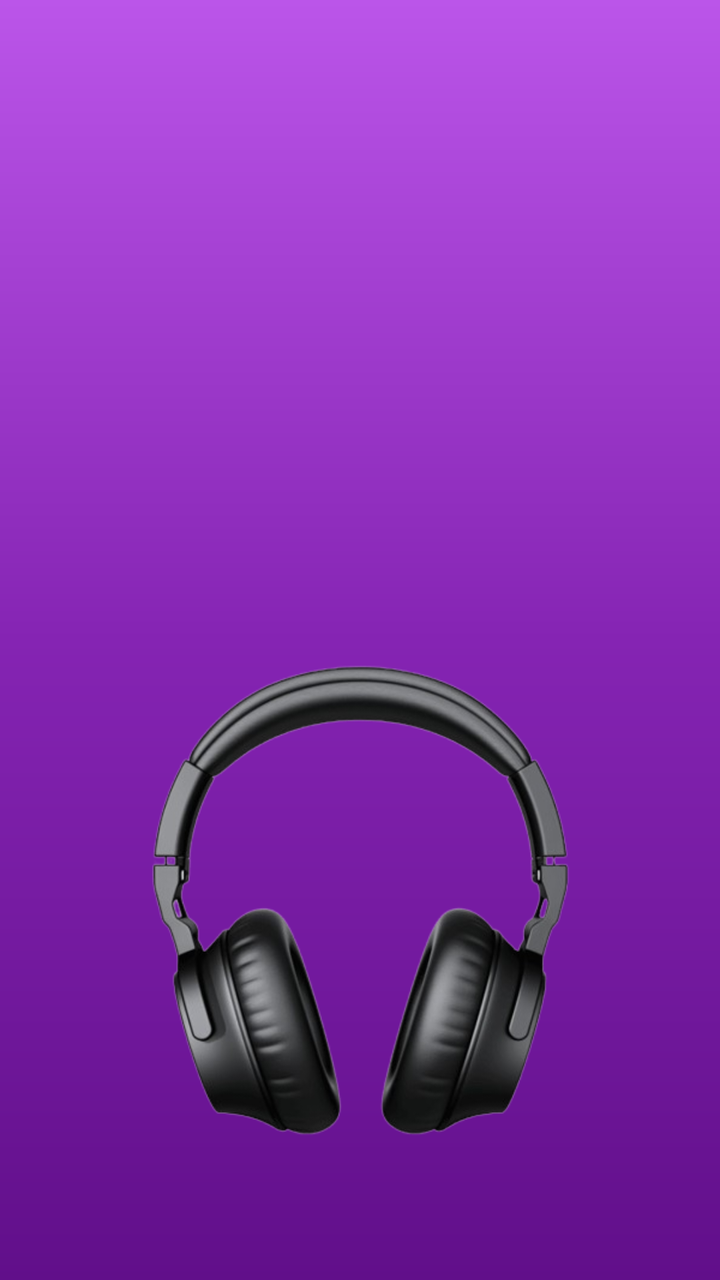
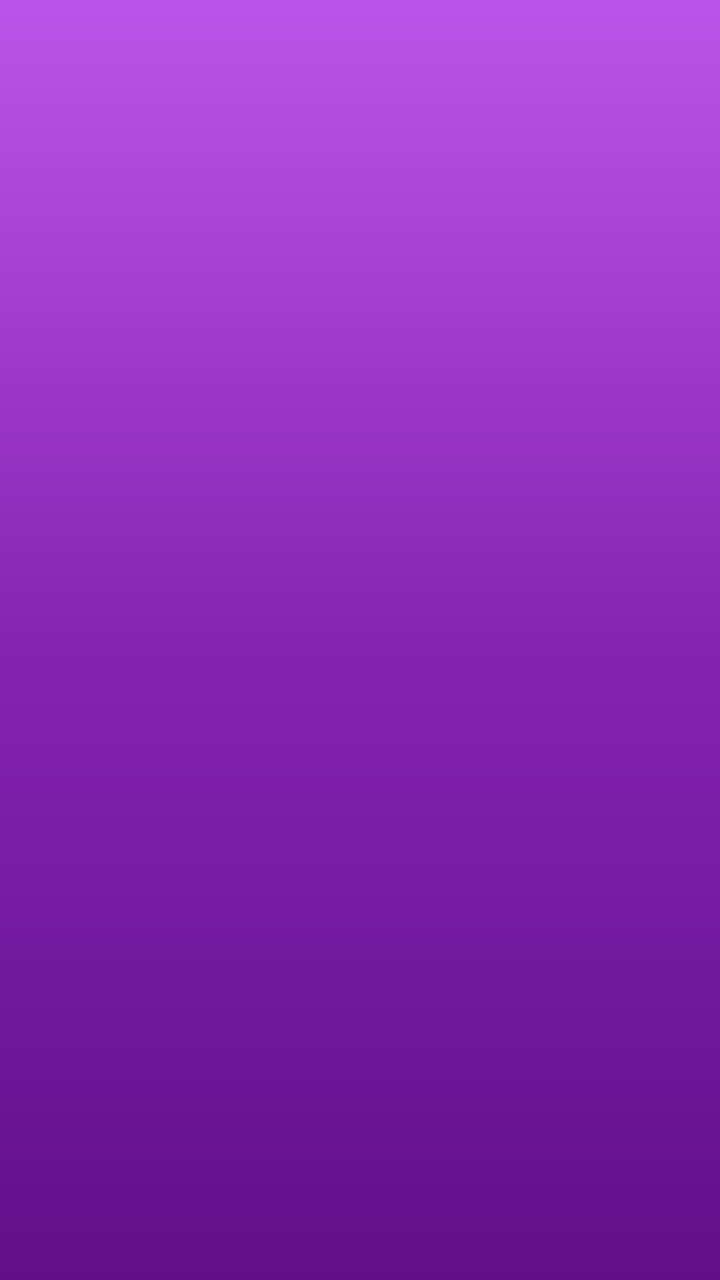

An Android layout rendered at two revisions. The XML below is the earlier revision; the diff shows what the commit changed to produce the second picture.
<!-- AndroidManifest.xml: application theme Theme.LogSignJavaDB -->
<!-- res/layout/activity_splash_screen.xml -->
<?xml version="1.0" encoding="utf-8"?>
<LinearLayout xmlns:android="http://schemas.android.com/apk/res/android"
    xmlns:app="http://schemas.android.com/apk/res-auto"
    xmlns:tools="http://schemas.android.com/tools"
    android:id="@+id/main"
    android:layout_width="match_parent"
    android:layout_height="match_parent"
    tools:context=".SplashScreen"
    android:background="@drawable/splash_back"
    android:orientation="vertical">

    <ImageView
        android:id="@+id/splash_image"
        android:layout_width="300dp"
        android:layout_height="300dp"
        android:layout_gravity="center"
        android:layout_marginTop="300dp"
        android:src="@drawable/headphone" />

</LinearLayout>
<!-- resources referenced by this layout -->
<resources>
  <!-- drawable headphone: png bitmap (drawable, 114321 bytes) -->
  <!-- drawable splash_back (drawable) -->
  <?xml version="1.0" encoding="utf-8"?>
  <shape xmlns:android="http://schemas.android.com/apk/res/android">
  <gradient
      android:angle="270"
      android:startColor="@color/splash1"
      android:centerColor="@color/splash2"
      android:endColor="@color/btnPurple"/>
  </shape>
  <style name="Theme.LogSignJavaDB" parent="Base.Theme.LogSignJavaDB" />
  <color name="splash1">#BB55E9</color>
  <color name="splash2">#8524B3</color>
  <color name="btnPurple">#610F8A</color>
  <style name="Base.Theme.LogSignJavaDB" parent="Theme.Material3.DayNight.NoActionBar">
          
          <item name="android:windowBackground">@color/app_background</item>
      </style>
  <color name="app_background">#F8FAFF</color>
</resources>

<!-- the commit's change to res/layout/activity_splash_screen.xml (unified diff, before → after) -->
@@ -11,10 +11,10 @@
 
     <ImageView
         android:id="@+id/splash_image"
-        android:layout_width="300dp"
-        android:layout_height="300dp"
+        android:layout_width="@dimen/_230sdp"
+        android:layout_height="@dimen/_230sdp"
         android:layout_gravity="center"
-        android:layout_marginTop="300dp"
+        android:layout_marginTop="@dimen/_230sdp"
         android:src="@drawable/headphone" />
 
 </LinearLayout>
